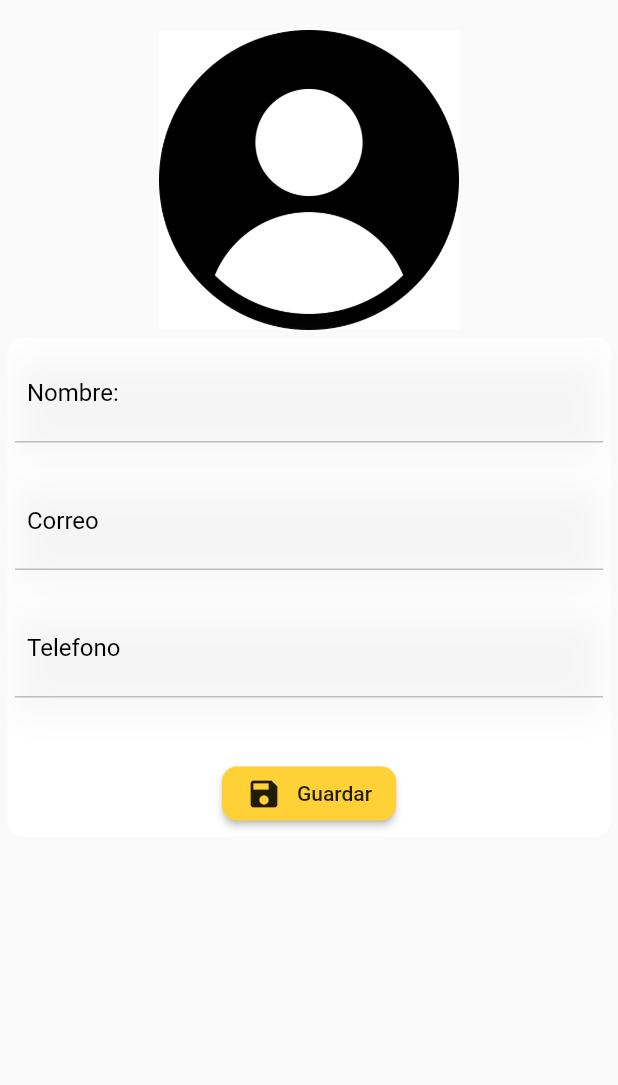
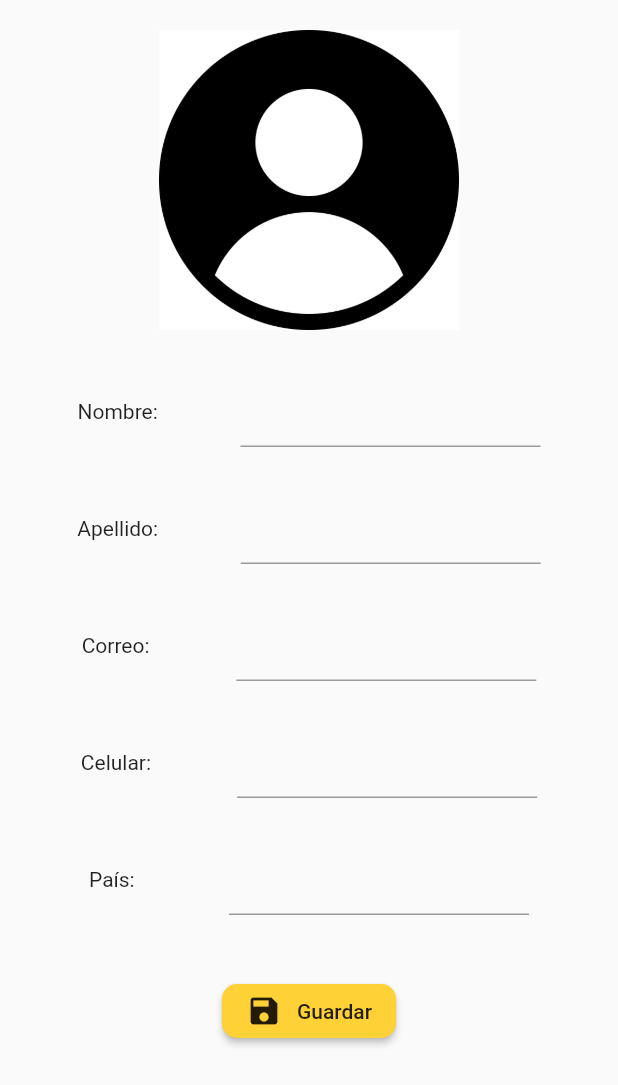
Before and after one commit to DiegoKraenau/RapiSolverFlutterApp, a Flutter app: the _EditarPerfil widget shown alone on an empty page, opened directly with empty values, on a phone screen of 412 x 824 dp. Shown: the top 1085 px of the screen. Run offline on Flutter 3.47's test engine with Material 2 defaults, Android fonts, the phone set to English and light mode, and no system bars; our stand-ins replace curved_navigation_bar, simple_animations, smooth_star_rating, toast; missing offline and left inert: dropdownfield; network calls fail.

Commit message:
editar perfil mejoro diseño

```diff
--- a/rapisolver_flutter/lib/UI/Original/editar_perfil.dart
+++ b/rapisolver_flutter/lib/UI/Original/editar_perfil.dart
@@ -1,5 +1,7 @@
 import 'package:flutter/material.dart';
 import 'package:rapisolver_flutter/Animation/FadeAnimation.dart';
+import 'package:rapisolver_flutter/Modelos/Customer.dart';
+import 'package:rapisolver_flutter/Modelos/Servicios/CustomerService.dart';
 import 'package:rapisolver_flutter/Modelos/Servicios/SupplierService.dart';
 import 'package:rapisolver_flutter/Modelos/Servicios/UserService.dart';
 import 'package:rapisolver_flutter/Modelos/Supplier.dart';
@@ -18,10 +20,8 @@ class EditarPerfil extends StatefulWidget {
 
 class _EditarPerfilState extends State<EditarPerfil> {
 
+  Customer customer;
   int userId;
-  User user;
-  List<User> users = List();
-  List<User> filtro = List();
   _EditarPerfilState(this.userId);
 
   @override
@@ -33,15 +33,14 @@ class _EditarPerfilState extends State<EditarPerfil> {
        ),
        body: Container(
           child: FutureBuilder(
-          future: UsuerService.getUsers(),
-          builder: (BuildContext context,AsyncSnapshot<List<User>> snapshot){
+          future: CustomerService.getCustomerByUserId(userId),
+          builder: (BuildContext context,AsyncSnapshot<Customer> snapshot){
 
           if(snapshot.connectionState==ConnectionState.waiting){
             return Center(child: CircularProgressIndicator());
           }else{
-            users = snapshot.data;
-            filtro = users;
-            return _EditarPerfil(users);
+            customer = snapshot.data;
+            return _EditarPerfil(customer);
           }
          }
         ),
@@ -51,26 +50,23 @@ class _EditarPerfilState extends State<EditarPerfil> {
 }
 class _EditarPerfil extends StatefulWidget{
 
-  final List<User> users;
-
-  _EditarPerfil(this.users);
+  final Customer customer;
+  _EditarPerfil(this.customer);
 
 @override
-_EditarState createState() => _EditarState(users);
+_EditarState createState() => _EditarState(customer);
 
 }
 
 class _EditarState extends State<_EditarPerfil>{
-User user;
-  String nombreCompleto = "";
+  Customer customer;
   double separador=50;
-  List<User> users = List();
-  List<User> filtro = List();
+
 
   var estilo=TextStyle(fontWeight: FontWeight.bold);
 
-    _EditarState(this.users){
-      this.nombreCompleto= "";
+    _EditarState(this.customer){
+
     }
 
 @override
@@ -90,90 +86,90 @@ User user;
               ),
             ),
           )),
-          Padding(
-              padding:  EdgeInsets.all(5.0),
-              child: new Column(
+          SizedBox(height: 30),
+          FadeAnimation(2.2,Row(
+            mainAxisAlignment: MainAxisAlignment.spaceEvenly,
             children: <Widget>[
+              Text("Nombre: "),
               Container(
-                    padding: EdgeInsets.all(5),
-                    decoration: BoxDecoration(
-                      color: Colors.white,
-                      borderRadius: BorderRadius.circular(10)
-                    ),
-                    child: new Column(
-                      children: <Widget>[
-                        FadeAnimation(1.6,Container(
-                          padding: EdgeInsets.all(8.0),
-                          decoration: BoxDecoration(
-                            border: Border(bottom: BorderSide(color: Colors.grey[400])),
-                            boxShadow: [
-                              BoxShadow(
-                                color: Color.fromRGBO(244, 244, 244, .9),
-                                blurRadius: 20.0,
-                                offset: Offset(0,10),
-                              )
-                            ]
-                          ),
+              width: 200,
+              child: TextField(
 
-                          child: TextField(
-                          //  controller: correoCon,
                   decoration: InputDecoration(
-                              border: InputBorder.none,
-                              hintText: "Nombre:",
-                              hintStyle: TextStyle(color: Colors.black)
+                    hintText: customer.name,
                 ),
               ),
+            )
+          ],
+        )),
+
+        SizedBox(height: 30),
+          FadeAnimation(2.2,Row(
+            mainAxisAlignment: MainAxisAlignment.spaceEvenly,
+            children: <Widget>[
+              Text("Apellido: "),
+              Container(
+              width: 200,
+              child: TextField(
+                  onChanged: (text){
+                  print("${customer.lastName}");
+                  },
+                  decoration: InputDecoration(
                 ),
               ),
-                        SizedBox(height: 20),
-                        FadeAnimation(1.8,Container(
-                          padding: EdgeInsets.all(8.0),
-                          decoration: BoxDecoration(
-                            border: Border(bottom: BorderSide(color: Colors.grey[400])),
-                            boxShadow: [
-                              BoxShadow(
-                                color: Color.fromRGBO(244, 244, 244, .9),
-                                blurRadius: 20.0,
-                                offset: Offset(0,10)
             )
-                            ]
-                          ),
+          ],
+        )),
+
+        SizedBox(height: 30),
+        FadeAnimation(2.2,Row(
+          mainAxisAlignment: MainAxisAlignment.spaceEvenly,
+          children: <Widget>[
+            Text("Correo: "),
+            Container(
+              width: 200,
               child: TextField(
-                          //  controller: contraCon,
+             // controller: global.noteController,
                 decoration: InputDecoration(
-                              border: InputBorder.none,
-                              hintText: "Correo",
-                              hintStyle: TextStyle(color: Colors.black)
-                            ),
-                            obscureText: true,
+                  hintText: customer.email,
                 ),
               ),
-                        ),
-                         SizedBox(height: 20),
-                        FadeAnimation(1.8,Container(
-                          padding: EdgeInsets.all(8.0),
-                          decoration: BoxDecoration(
-                            border: Border(bottom: BorderSide(color: Colors.grey[400])),
-                            boxShadow: [
-                              BoxShadow(
-                                color: Color.fromRGBO(244, 244, 244, .9),
-                                blurRadius: 20.0,
-                                offset: Offset(0,10)
             )
-                            ]
-                          ),
+          ],
+        )),
+
+          SizedBox(height: 30),
+          FadeAnimation(2.2,Row(
+              mainAxisAlignment: MainAxisAlignment.spaceEvenly,
+              children: <Widget>[
+              Text("Celular: "),
+            Container(
+              width: 200,
               child: TextField(
-                          //  controller: contraCon,
+              //controller: global.noteController,
                 decoration: InputDecoration(
-                              border: InputBorder.none,
-                              hintText: "Telefono",
-                              hintStyle: TextStyle(color: Colors.black)
-                            ),
-                            obscureText: true,
+                  hintText: customer.phone,
                 ),
               ),
+            )
+          ],
+        )),
+          SizedBox(height: 30),
+          FadeAnimation(2.2,Row(
+            mainAxisAlignment: MainAxisAlignment.spaceEvenly,
+            children: <Widget>[
+            Text("País: "),
+            Container(
+              width: 200,
+              child: TextField(
+            //    controller: global.noteController,
+                decoration: InputDecoration(
+                  hintText: customer.country,
                 ),
-
+              ),
+            )
+          ],
+        )),
 
         SizedBox(height: 40),
           FadeAnimation(3.0, Center(
@@ -195,13 +191,8 @@ User user;
               ],
             ),
           ))
+
         ],
-      ),
-       ), //Container
-    ],
-              )
-          )
-        ]
       );
   }
 }
--- a/rapisolver_flutter/lib/UI/Original/mi_perfil.dart
+++ b/rapisolver_flutter/lib/UI/Original/mi_perfil.dart
@@ -23,6 +23,7 @@ class _MiPerfilState extends State<MiPerfil> {
 
    @override
   Widget build(BuildContext context) {
+
     return Scaffold(
 
       body: FutureBuilder(
@@ -114,7 +115,7 @@ class __PerfilState extends State<_MiPerfil> {
                 SizedBox(width: separador),
                 Text("Pais: "),
                 SizedBox(width: separador),
-                Text("${customer.country}",style: estilo)
+                Text("    ${customer.country}",style: estilo)
               ],
             ),
           )),
```
Lines whose indentation alone changed are shown as unchanged.
